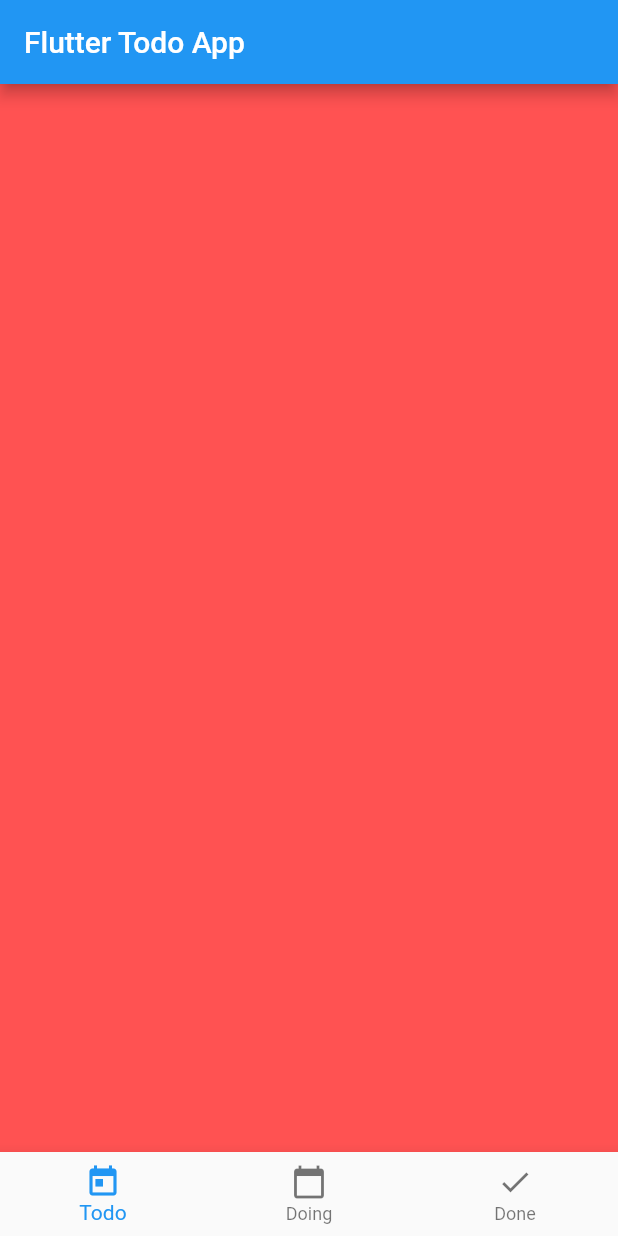
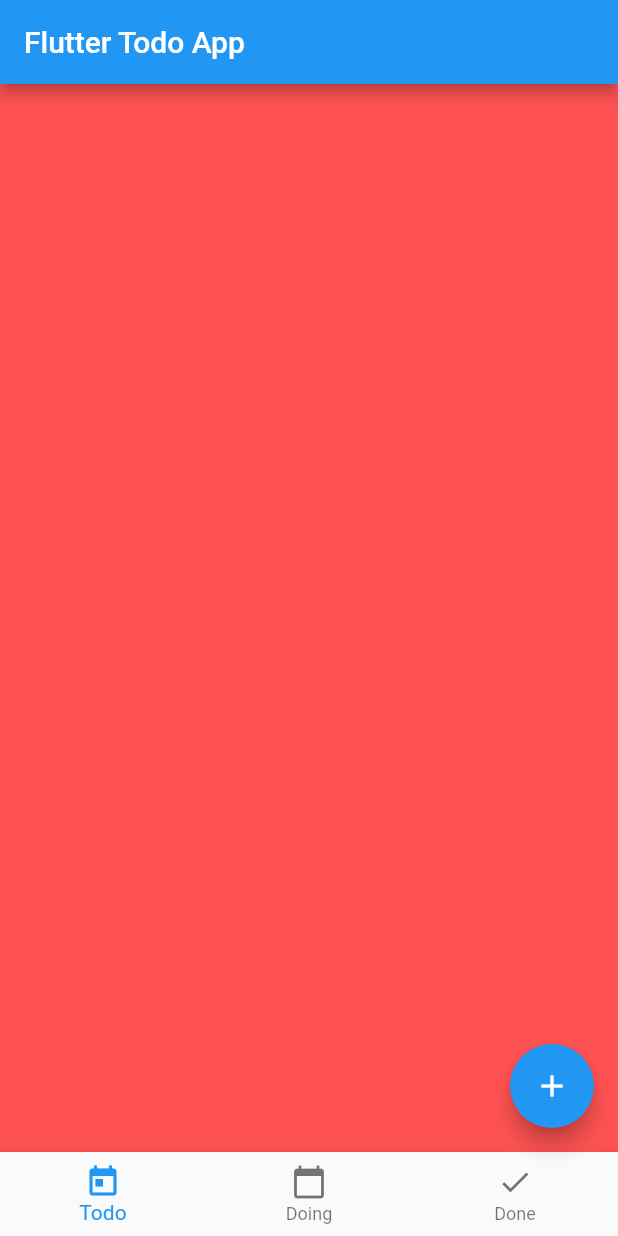
Before and after one commit to nevarwin/Todo-List-Project, a Flutter app: the screen it shows after launch, on a phone screen of 412 x 824 dp. Run offline on Flutter 3.47's test engine with Material 2 defaults, Android fonts, the phone set to English and light mode, and no system bars.

Commit message:
added a floating action button

```diff
--- a/todo_app_project/lib/home.dart
+++ b/todo_app_project/lib/home.dart
@@ -18,6 +18,10 @@ class _HomeState extends State<Home> {
     return Scaffold(
       body: buildPages(),
       bottomNavigationBar: buildBottomNavigationBar(),
+      floatingActionButton: FloatingActionButton(
+        onPressed: null,
+        child: Icon(Icons.add),
+      ),
     );
   }
 
```
